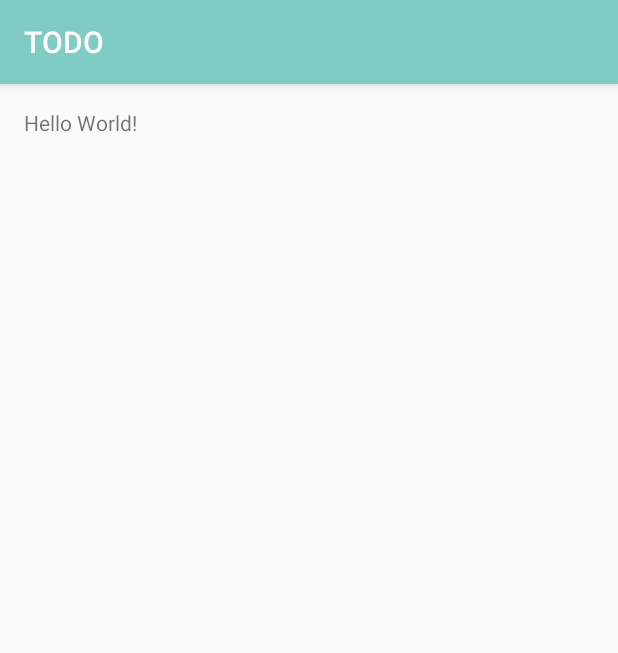
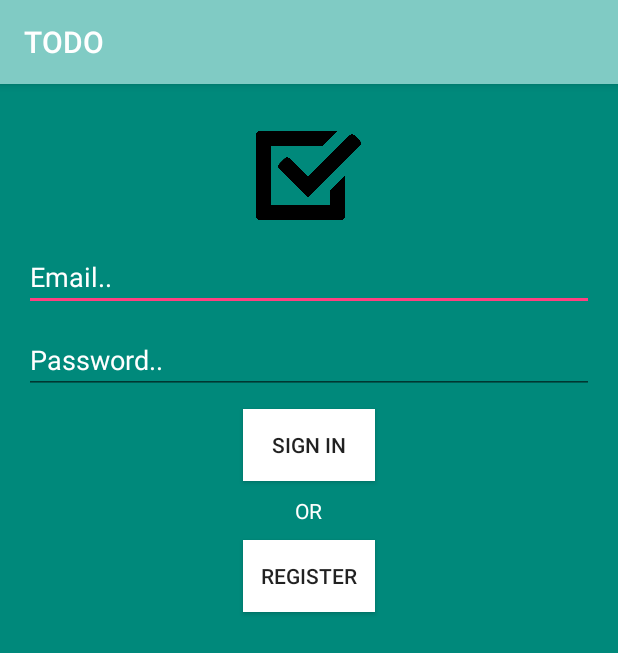
Before and after one commit to baselihab/TODO, an Android app: the screen it shows after launch (MainActivity before the commit, Login after it), on a phone screen of 412 x 824 dp. Shown: the top 653 px of the screen. Run offline under Robolectric (Android 15) with nearby library versions, the phone set to English and light mode, and no system bars; our stand-ins replace Firebase (no records; nobody signed in at launch, a user with empty details on screens opened directly).

Commit message:
Handle Authentication (Sign in and Register)

```diff
--- a/app/src/main/AndroidManifest.xml
+++ b/app/src/main/AndroidManifest.xml
@@ -13,14 +13,13 @@
         android:label="@string/app_name"
         android:supportsRtl="true"
         android:theme="@style/AppTheme">
-        <activity android:name=".MainActivity">
+        <activity android:name=".Login">
             <intent-filter>
                 <action android:name="android.intent.action.MAIN" />
 
                 <category android:name="android.intent.category.LAUNCHER" />
             </intent-filter>
         </activity>
-        <activity android:name=".Login"></activity>
     </application>
 
 </manifest>
--- a/app/src/main/java/com/example/baselabdallah/todo/Login.java
+++ b/app/src/main/java/com/example/baselabdallah/todo/Login.java
@@ -1,13 +1,117 @@
 package com.example.baselabdallah.todo;
 
+import android.content.Intent;
+import android.support.annotation.NonNull;
 import android.support.v7.app.AppCompatActivity;
 import android.os.Bundle;
+import android.util.Log;
+import android.view.View;
+import android.widget.Button;
+import android.widget.EditText;
+import android.widget.TextView;
+import android.widget.Toast;
+
+import com.google.android.gms.tasks.OnCompleteListener;
+import com.google.android.gms.tasks.Task;
+import com.google.firebase.auth.AuthResult;
+import com.google.firebase.auth.FirebaseAuth;
+import com.google.firebase.auth.FirebaseUser;
 
 public class Login extends AppCompatActivity {
-
+    private FirebaseAuth mAuth;
+    private FirebaseAuth.AuthStateListener mAuthListener;
+    private EditText email;
+    private EditText password;
+    private Button signin;
+    private Button register;
     @Override
     protected void onCreate(Bundle savedInstanceState) {
         super.onCreate(savedInstanceState);
         setContentView(R.layout.activity_login);
+        email=(EditText) findViewById(R.id.email);
+        password=(EditText) findViewById(R.id.password);
+        signin = (Button) findViewById(R.id.sign_in);
+        register = (Button) findViewById(R.id.register);
+        mAuth = FirebaseAuth.getInstance();
+        mAuthListener = new FirebaseAuth.AuthStateListener() {
+            @Override
+            public void onAuthStateChanged(@NonNull FirebaseAuth firebaseAuth) {
+                FirebaseUser user = firebaseAuth.getCurrentUser();
+                if (user != null) {
+                    // User is signed in
+                    System.out.println("onAuthStateChanged:signed_in:" + user.getUid());
+                } else {
+                    // User is signed out
+                    System.out.println("onAuthStateChanged:signed_out");
+                }
+                // ...
+            }
+        };
+        signin.setOnClickListener(new View.OnClickListener() {
+            public void onClick(View v) {
+                // Perform action on click
+                signin(email.getText().toString(), password.getText().toString());
+            }
+        });
+        register.setOnClickListener(new View.OnClickListener() {
+            public void onClick(View v) {
+                // Perform action on click
+                register(email.getText().toString(), password.getText().toString());
+            }
+        });
     }
+    @Override
+    public void onStart() {
+        super.onStart();
+        mAuth.addAuthStateListener(mAuthListener);
+    }
+    @Override
+    public void onStop() {
+        super.onStop();
+        if (mAuthListener != null) {
+            mAuth.removeAuthStateListener(mAuthListener);
+        }
+    }
+    public void signin (String email, String password){
+        System.out.println(email+password);
+        mAuth.signInWithEmailAndPassword(email, password)
+                .addOnCompleteListener(this, new OnCompleteListener<AuthResult>() {
+                    @Override
+                    public void onComplete(@NonNull Task<AuthResult> task) {
+                        System.out.println( "signInWithEmail:onComplete:" + task.isSuccessful());
+
+
+                        // If sign in fails, display a message to the user. If sign in succeeds
+                        // the auth state listener will be notified and logic to handle the
+                        // signed in user can be handled in the listener.
+                        if (!task.isSuccessful()) {
+                            //Log.w(TAG, "signInWithEmail", task.getException());
+                            Toast.makeText(Login.this, "Authentication failed.",
+                                    Toast.LENGTH_SHORT).show();
+                        }
+
+                        // ...
+                    }
+                });
+    }
+    public void register (String email, String password){
+        System.out.println(email+password);
+        mAuth.createUserWithEmailAndPassword(email, password)
+                .addOnCompleteListener(this, new OnCompleteListener<AuthResult>() {
+                    @Override
+                    public void onComplete(@NonNull Task<AuthResult> task) {
+                        System.out.println("createUserWithEmail:onComplete:" + task.isSuccessful());
+                        // If sign in fails, display a message to the user. If sign in succeeds
+                        // the auth state listener will be notified and logic to handle the
+                        // signed in user can be handled in the listener.
+                        if (!task.isSuccessful()) {
+                            Toast.makeText(Login.this, "Authentication failed.",
+                                    Toast.LENGTH_SHORT).show();
+                        }
+
+                        // ...
+                    }
+                });
+    }
+
 }
--- a/app/src/main/res/layout/activity_login.xml
+++ b/app/src/main/res/layout/activity_login.xml
@@ -41,7 +41,7 @@
         android:ems="10"
         android:hint="Password.."
         android:layout_marginTop="10dp"
-        android:id="@+id/editText2"
+        android:id="@+id/password"
         android:textColorHint="#FFFFFF"
         android:textColor="#FFFFFF"
         />
```
